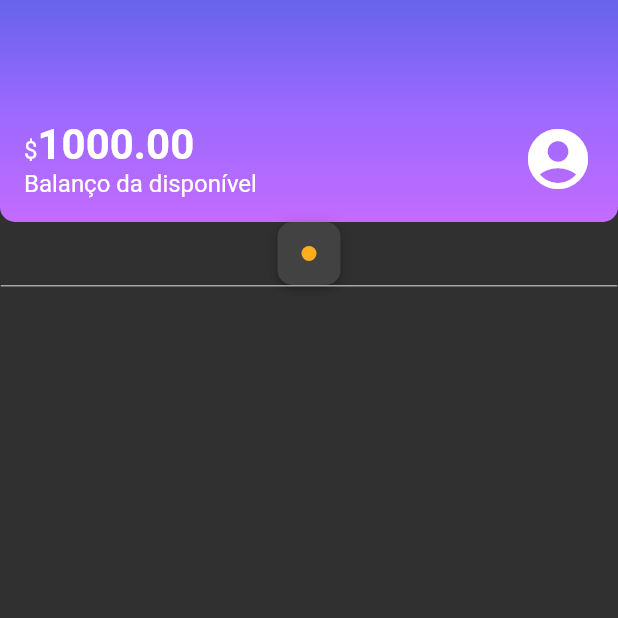
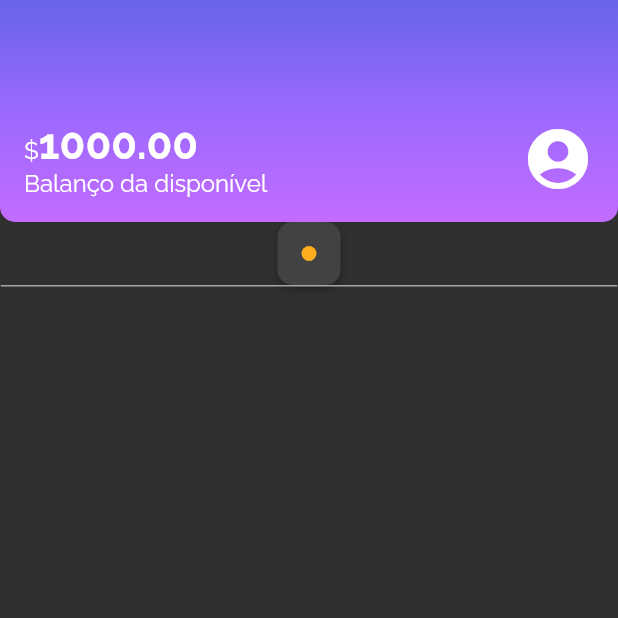
Before and after one commit to erikbernard/alubank, a Flutter app: the screen it shows after launch, on a phone screen of 412 x 824 dp, the top half of it. Run offline on Flutter 3.47's test engine with Material 2 defaults, Android fonts, the phone set to English and light mode, and no system bars; our stand-ins replace google_fonts.

Commit message:
feat: add styles in fonts

```diff
--- a/lib/components/box_card.dart
+++ b/lib/components/box_card.dart
@@ -7,7 +7,7 @@ class Boxcard extends StatelessWidget {
 
   @override
   Widget build(BuildContext context) {
-    return Container(
+    return Ink(
       padding: const EdgeInsets.all(16),
       decoration: BoxDecoration(
         boxShadow: kElevationToShadow[3],
--- a/lib/themes/my_theme.dart
+++ b/lib/themes/my_theme.dart
@@ -1,17 +1,22 @@
 import 'package:alubank/themes/theme_colors.dart';
 import 'package:flutter/material.dart';
+import 'package:google_fonts/google_fonts.dart';
 
 ThemeData MyTheme = ThemeData(
   primarySwatch: ThemeColors.primaryColor,
   primaryColor: ThemeColors.primaryColor,
   brightness: Brightness.dark,
-  textTheme: const TextTheme(
-    bodyMedium: TextStyle(
+  textTheme: TextTheme(
+    bodyMedium: GoogleFonts.raleway(
       fontSize: 16,
     ),
-    bodyLarge: TextStyle(
+    bodyLarge: GoogleFonts.raleway(
       fontSize: 28,
       fontWeight: FontWeight.bold,
     ),
+    titleMedium: GoogleFonts.raleway(
+      fontSize: 20,
+      fontWeight: FontWeight.normal,
+    ),
   ),
 );
--- a/lib/themes/theme_colors.dart
+++ b/lib/themes/theme_colors.dart
@@ -13,4 +13,8 @@ class ThemeColors {
   };
 
   static const division = Color.fromRGBO(166, 166, 166, 1.0);
+  static const AccountPoints = {
+    'delivery': Color.fromRGBO(250, 0, 112, 1.0),
+    'streaming': Color.fromRGBO(75, 89, 191, 1.0),
+  };
 }
--- a/pubspec.yaml
+++ b/pubspec.yaml
@@ -45,6 +45,7 @@ dev_dependencies:
   # package. See that file for information about deactivating specific lint
   # rules and activating additional ones.
   flutter_lints: ^2.0.0
+  google_fonts: ^3.0.1
 
 # For information on the generic Dart part of this file, see the
 # following page: https://dart.dev/tools/pub/pubspec
```
Also changed, not shown: pubspec.lock.
